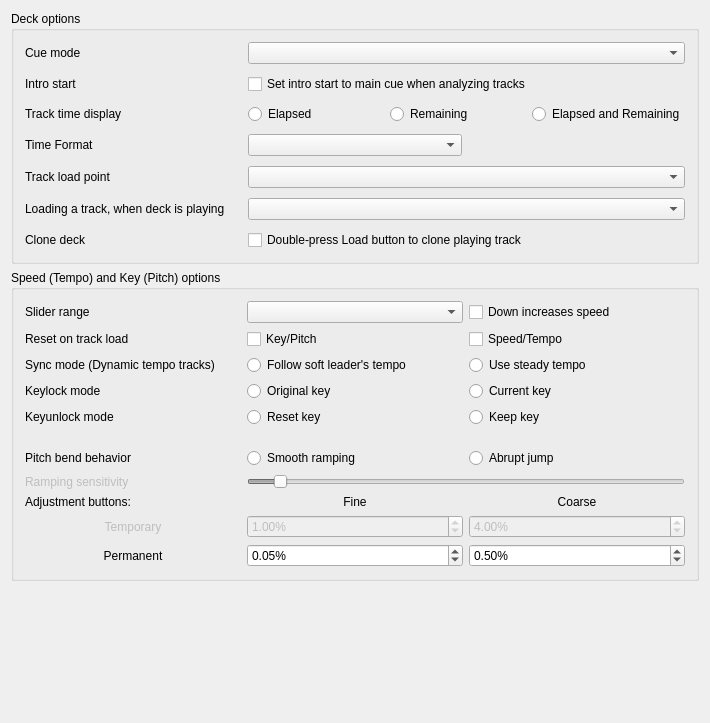
Above: src/preferences/dialog/dlgprefdeckdlg.ui from ronso0/mixxx before the change. Below: the same form after it.
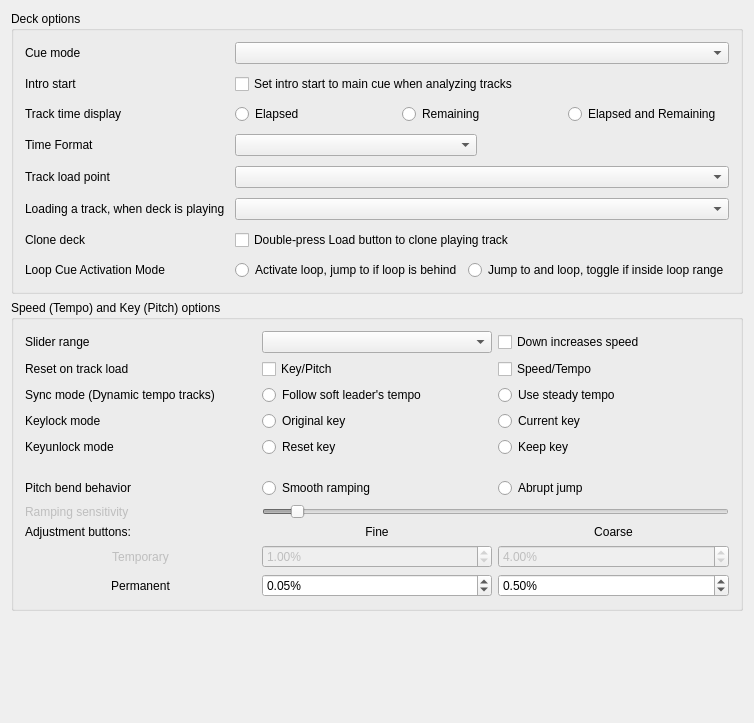
That is the form after the change.

Commit message:
LoopCues: add secondary loopcue activation mode 'jump to or toggle' TODO: redo DlgPrefDeck implementation
incl. WHotcueButton: map 'hotcue_X_activate_secondary' to Shift+leftclick

```diff
--- a/src/preferences/dialog/dlgprefdeckdlg.ui
+++ b/src/preferences/dialog/dlgprefdeckdlg.ui
@@ -192,6 +192,48 @@
         </property>
        </widget>
       </item>
+
+      <item row="7" column="0">
+       <widget class="QLabel" name="labelLoopCueActivationMode">
+        <property name="enabled">
+         <bool>true</bool>
+        </property>
+        <property name="text">
+         <string>Loop Cue Activation Mode</string>
+        </property>
+        <property name="wordWrap">
+         <bool>false</bool>
+        </property>
+        <property name="buddy">
+         <cstring>radioButtonLoopCueReloop</cstring>
+        </property>
+       </widget>
+      </item>
+      <item row="7" column="1" colspan="2">
+       <layout class="QHBoxLayout" name="horizontalLayout_2">
+        <item>
+         <widget class="QRadioButton" name="radioButtonLoopCueReloop">
+          <property name="text">
+           <string>Activate loop, jump to if loop is behind</string>
+          </property>
+          <attribute name="buttonGroup">
+           <string notr="true">buttonGroupLoopCueMode</string>
+          </attribute>
+         </widget>
+        </item>
+        <item>
+         <widget class="QRadioButton" name="radioButtonLoopCueJumpOrToggle">
+          <property name="text">
+           <string>Jump to and loop, toggle if inside loop range</string>
+          </property>
+          <attribute name="buttonGroup">
+           <string notr="true">buttonGroupLoopCueMode</string>
+          </attribute>
+         </widget>
+        </item>
+       </layout>
+      </item>
+
      </layout>
     </widget>
    </item>
```
Left out of the diff: 3 changed lines with no effect on the pictures. The commit also changes 6 other files.
